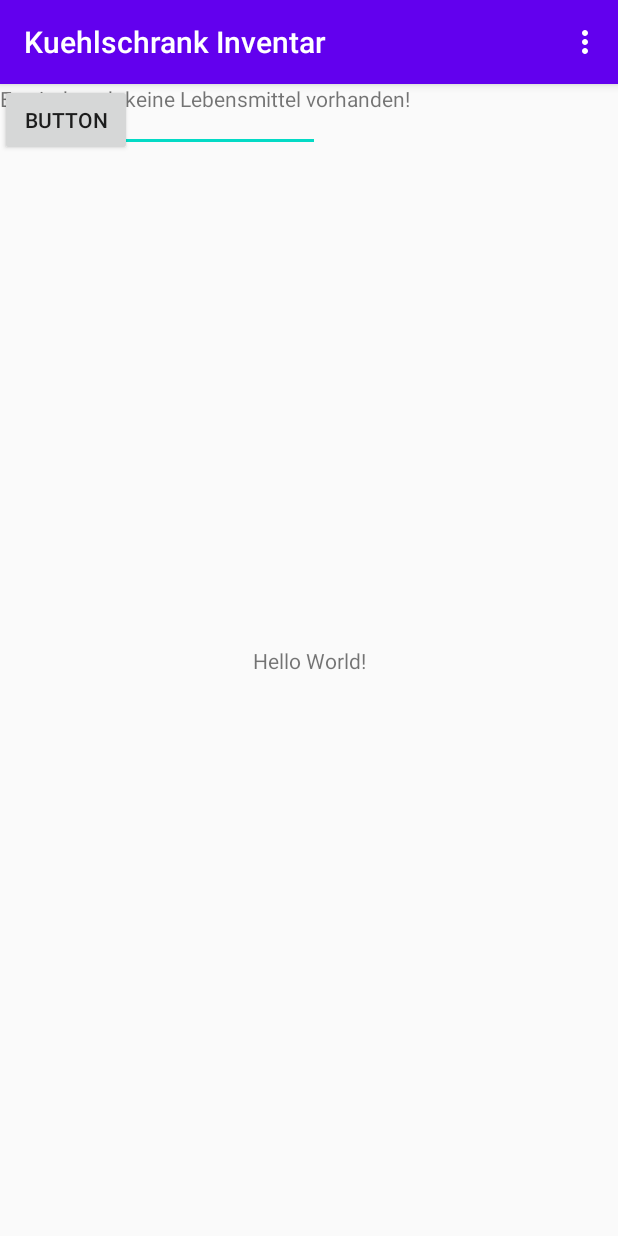
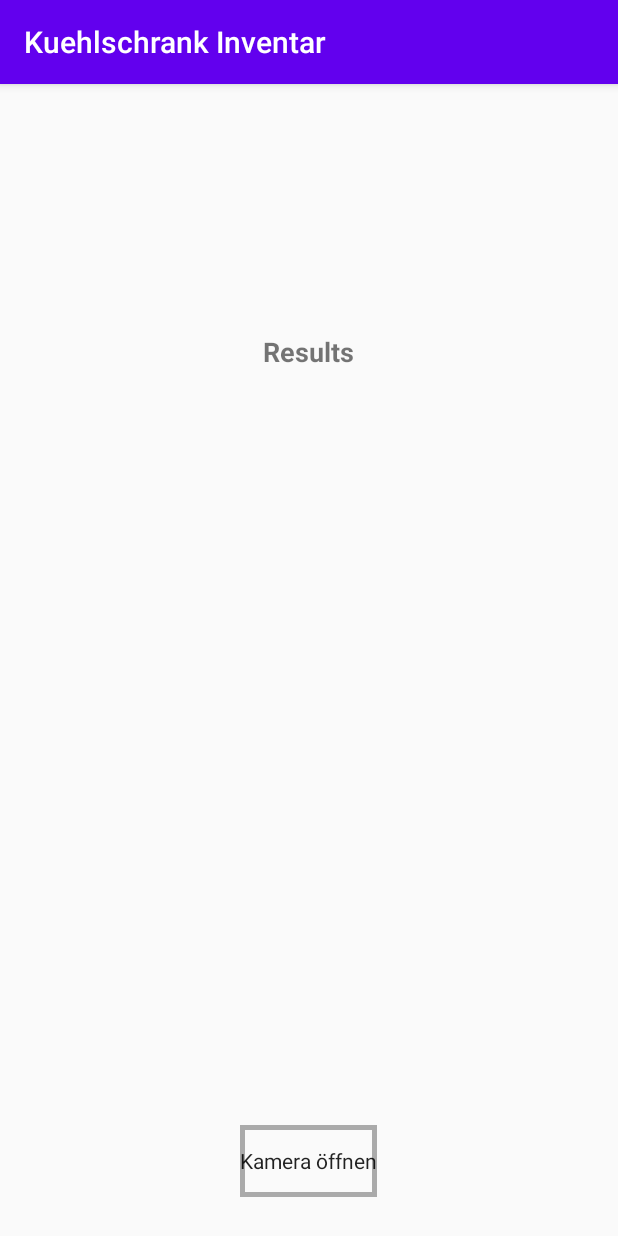
Before and after one commit to wuerzbum/kuehlschrank, an Android app: the screen it shows after launch (MainActivity before the commit, PictureCodeActivity after it), in the options menu, after a tap on "Bild aufnehmen", on a phone screen of 412 x 824 dp. Run offline under Robolectric (Android 15) with nearby library versions, the phone set to English and light mode, and no system bars; libraries missing offline, so code that uses them is left out: com.google.android.gms; 2 statements that could not run were skipped.

Commit message:
Barcodescanner implementiert

```diff
--- a/app/src/main/java/manuel/de/kuehlschrankinventar/activity/MainActivity.java
+++ b/app/src/main/java/manuel/de/kuehlschrankinventar/activity/MainActivity.java
@@ -1,16 +1,18 @@
 package manuel.de.kuehlschrankinventar.activity;
 
-import androidx.annotation.NonNull;
-import androidx.appcompat.app.AppCompatActivity;
-import androidx.appcompat.view.menu.MenuBuilder;
-
+import android.content.Intent;
 import android.os.Bundle;
 import android.view.Menu;
 import android.view.MenuItem;
 import android.widget.TextView;
 
+import androidx.annotation.NonNull;
+import androidx.appcompat.app.AppCompatActivity;
+
+import manuel.de.kuehlschrankinventar.R;
 import manuel.de.kuehlschrankinventar.holder.Inventar;
-import manuel.de.kuehlschrankinventar.R;
+import manuel.de.kuehlschrankinventar.scanner.PictureCodeActivity;
+import manuel.de.kuehlschrankinventar.scanner.ScannedCodeActivity;
 
 public class MainActivity extends AppCompatActivity {
 
@@ -50,11 +52,11 @@ public class MainActivity extends AppCompatActivity {
     public boolean onOptionsItemSelected(@NonNull MenuItem item) {
         switch (item.getItemId()) {
             case R.id.takePicture:
-                //TODO takePicture
+                startActivity(new Intent(MainActivity.this, PictureCodeActivity.class));
                 break;
 
             case R.id.scanBarcode:
-                //TODO scan barcode
+                startActivity(new Intent(MainActivity.this, ScannedCodeActivity.class));
                 break;
         }
 
--- /dev/null
+++ b/app/src/main/java/manuel/de/kuehlschrankinventar/scanner/PictureCodeActivity.java
@@ -0,0 +1,212 @@
+package manuel.de.kuehlschrankinventar.scanner;
+
+import android.Manifest;
+import android.content.Context;
+import android.content.Intent;
+import android.content.pm.PackageManager;
+import android.graphics.Bitmap;
+import android.graphics.BitmapFactory;
+import android.net.Uri;
+import android.os.Bundle;
+import android.provider.MediaStore;
+import android.util.Log;
+import android.util.SparseArray;
+import android.view.View;
+import android.widget.Button;
+import android.widget.TextView;
+import android.widget.Toast;
+
+import androidx.annotation.NonNull;
+import androidx.annotation.Nullable;
+import androidx.appcompat.app.AppCompatActivity;
+import androidx.core.app.ActivityCompat;
+import androidx.core.content.FileProvider;
+
+import com.google.android.gms.vision.Frame;
+import com.google.android.gms.vision.barcode.Barcode;
+import com.google.android.gms.vision.barcode.BarcodeDetector;
+
+import java.io.File;
+import java.io.FileNotFoundException;
+
+import manuel.de.kuehlschrankinventar.BuildConfig;
+import manuel.de.kuehlschrankinventar.R;
+
+public class PictureCodeActivity extends AppCompatActivity {
+
+    public Button btnOpenCamera;
+    public TextView txtResultBody;
+
+    private BarcodeDetector detector;
+    private Uri imageUri;
+    private final static int REQUEST_CAMERA_PERMISSION = 200;
+    private final static int CAMERA_REQUEST = 101;
+    private final static String TAG = "API123";
+    private final static String SAVED_INSTANCE_URI = "uri";
+    private final static String SAVED_INSTANCE_RESULT = "result";
+
+    @Override
+    protected void onCreate(Bundle savedInstanceState) {
+        super.onCreate(savedInstanceState);
+        setContentView(R.layout.activity_picture_code);
+
+        initViews();
+
+        if (savedInstanceState != null) {
+            if (imageUri != null) {
+                imageUri = Uri.parse(savedInstanceState.getString(SAVED_INSTANCE_URI));
+                txtResultBody.setText(savedInstanceState.getString(SAVED_INSTANCE_RESULT));
+            }
+        }
+
+        detector = new BarcodeDetector.Builder(getApplicationContext())
+                .setBarcodeFormats(Barcode.DATA_MATRIX | Barcode.QR_CODE)
+                .build();
+
+        if (!detector.isOperational()) {
+            //TODO Text in xml eintragen
+            txtResultBody.setText("Detector initialisation failed");
+            return;
+        }
+    }
+
+    @Override
+    public void onRequestPermissionsResult(int requestCode, @NonNull String[] permissions, @NonNull int[] grantResults) {
+        super.onRequestPermissionsResult(requestCode, permissions, grantResults);
+        switch (requestCode) {
+            case REQUEST_CAMERA_PERMISSION:
+                if (grantResults.length > 0 && grantResults[0] == PackageManager.PERMISSION_GRANTED) {
+                    takeBarcodePicture();
+                } else {
+                    //TODO Text in xml eintragen
+                    Toast.makeText(getApplicationContext(), "Permission Denied!", Toast.LENGTH_SHORT).show();
+                }
+                break;
+        }
+    }
+
+    @Override
+    protected void onActivityResult(int requestCode, int resultCode, @Nullable Intent data) {
+        if (requestCode == CAMERA_REQUEST && resultCode == RESULT_OK) {
+            launchMediaScanIntent();
+            try {
+                Bitmap bitmap = decodeBitmapUri(this, imageUri);
+                if (detector.isOperational() && bitmap != null) {
+                    Frame frame = new Frame.Builder().setBitmap(bitmap).build();
+                    SparseArray<Barcode> barcodes = detector.detect(frame);
+                    for (int index = 0; index < barcodes.size(); index++) {
+                        Barcode code = barcodes.valueAt(index);
+                        txtResultBody.setText(txtResultBody.getText() + "\n" + code.displayValue + "\n");
+                        int type = barcodes.valueAt(index).valueFormat;
+                        switch (type) {
+                            case Barcode.CONTACT_INFO:
+                                Log.i(TAG, code.contactInfo.title);
+                                break;
+                            case Barcode.EMAIL:
+                                Log.i(TAG, code.displayValue);
+                                break;
+                            case Barcode.ISBN:
+                                Log.i(TAG, code.rawValue);
+                                break;
+                            case Barcode.PHONE:
+                                Log.i(TAG, code.phone.number);
+                                break;
+                            case Barcode.PRODUCT:
+                                Log.i(TAG, code.rawValue);
+                                break;
+                            case Barcode.SMS:
+                                Log.i(TAG, code.sms.message);
+                                break;
+                            case Barcode.TEXT:
+                                Log.i(TAG, code.displayValue);
+                                break;
+                            case Barcode.URL:
+                                Log.i(TAG, "url: " + code.displayValue);
+                                break;
+                            case Barcode.WIFI:
+                                Log.i(TAG, code.wifi.ssid);
+                                break;
+                            case Barcode.GEO:
+                                Log.i(TAG, code.geoPoint.lat + ":" + code.geoPoint.lng);
+                                break;
+                            case Barcode.CALENDAR_EVENT:
+                                Log.i(TAG, code.calendarEvent.description);
+                                break;
+                            case Barcode.DRIVER_LICENSE:
+                                Log.i(TAG, code.driverLicense.licenseNumber);
+                                break;
+                            default:
+                                Log.i(TAG, code.rawValue);
+                                break;
+                        }
+                    }
+                    if (barcodes.size() == 0) {
+                        //TODO text in xml eintragen
+                        txtResultBody.setText("No barcode could be detected. Please try again.");
+                    }
+                } else {
+                    //TODO text in xml eintragen
+                    txtResultBody.setText("Detector initialisation failed");
+                }
+            } catch (Exception e) {
+                //TODO text in xml eintragen
+                Toast.makeText(getApplicationContext(), "Failed to load Image", Toast.LENGTH_SHORT).show();
+                e.printStackTrace();
+            }
+        }
+
+        super.onActivityResult(requestCode, resultCode, data);
+    }
+
+    @Override
+    protected void onSaveInstanceState(@NonNull Bundle outState) {
+        if (imageUri != null) {
+            outState.putString(SAVED_INSTANCE_URI, imageUri.toString());
+            outState.putString(SAVED_INSTANCE_RESULT, txtResultBody.getText().toString());
+        }
+        super.onSaveInstanceState(outState);
+    }
+
+    private void initViews() {
+        txtResultBody = findViewById(R.id.txtResultsBody);
+        btnOpenCamera = findViewById(R.id.btnOpenCamera);
+        btnOpenCamera.setOnClickListener(new View.OnClickListener() {
+            @Override
+            public void onClick(View v) {
+                ActivityCompat.requestPermissions(PictureCodeActivity.this, new String[]{Manifest.permission.WRITE_EXTERNAL_STORAGE, Manifest.permission.CAMERA}, REQUEST_CAMERA_PERMISSION);
+            }
+        });
+    }
+
+    private void takeBarcodePicture() {
+        Intent intent = new Intent(MediaStore.ACTION_IMAGE_CAPTURE);
+        File photo = new File(getApplicationContext().getExternalCacheDir(), "pic.jpg");
+        //File photo = new File(Environment.getExternalStorageDirectory(), "pic.jpg");
+        imageUri = FileProvider.getUriForFile(PictureCodeActivity.this, BuildConfig.APPLICATION_ID + ".provider", photo);
+        intent.putExtra(MediaStore.EXTRA_OUTPUT, imageUri);
+        startActivityForResult(intent, CAMERA_REQUEST);
+    }
+
+    private void launchMediaScanIntent() {
+        //TODO deprecated --> https://stackoverflow.com/questions/60203353/action-media-scanner-scan-filestring-is-deprecated
+        Intent mediaScanIntent = new Intent(Intent.ACTION_MEDIA_SCANNER_SCAN_FILE);
+        mediaScanIntent.setData(imageUri);
+        this.sendBroadcast(mediaScanIntent);
+    }
+
+    private Bitmap decodeBitmapUri(Context ctx, Uri uri) throws FileNotFoundException {
+        int targetW = 600;
+        int targetH = 600;
+        BitmapFactory.Options bmOptions = new BitmapFactory.Options();
+        bmOptions.inJustDecodeBounds = true;
+        BitmapFactory.decodeStream(ctx.getContentResolver().openInputStream(uri), null, bmOptions);
+        int photoW = bmOptions.outWidth;
+        int photoH = bmOptions.outHeight;
+
+        int scaleFactor = Math.min(photoW/targetW, photoH/targetH);
+        bmOptions.inJustDecodeBounds = false;
+        bmOptions.inSampleSize = scaleFactor;
+
+        return BitmapFactory.decodeStream(ctx.getContentResolver().openInputStream(uri), null, bmOptions);
+    }
+}
--- /dev/null
+++ b/app/src/main/res/drawable/button_with_border.xml
@@ -0,0 +1,30 @@
+<?xml version="1.0" encoding="utf-8"?>
+<selector xmlns:android="http://schemas.android.com/apk/res/android">
+    <item android:state_pressed="true">
+        <shape>
+            <solid
+                android:color="@color/dark_grey" />
+
+            <stroke
+                android:width="3dp"
+                android:color="@color/primaryDarkColor" />
+
+            <corners
+                android:radius="0dp" />
+        </shape>
+    </item>
+
+    <item>
+        <shape>
+            <gradient
+                android:centerColor="@android:color/transparent" />
+
+            <stroke
+                android:width="3dp"
+                android:color="@color/dark_grey" />
+
+            <corners
+                android:radius="0dp" />
+        </shape>
+    </item>
+</selector>
--- /dev/null
+++ b/app/src/main/res/layout/activity_picture_code.xml
@@ -0,0 +1,47 @@
+<?xml version="1.0" encoding="utf-8"?>
+<RelativeLayout xmlns:android="http://schemas.android.com/apk/res/android"
+    xmlns:tools="http://schemas.android.com/tools"
+    android:layout_width="match_parent"
+    android:layout_height="match_parent"
+    tools:context=".scanner.PictureCodeActivity"
+    android:paddingBottom="@dimen/activity_vertical_margin"
+    android:paddingStart="@dimen/activity_horizontal_margin"
+    android:paddingEnd="@dimen/activity_horizontal_margin"
+    android:paddingTop="@dimen/activity_vertical_margin">
+    <ImageView
+        android:id="@+id/imageView"
+        android:layout_width="150dp"
+        android:layout_height="150dp"
+        android:layout_centerHorizontal="true" />
+
+    <!-- TODO Text in xml eingeben -->
+    <TextView
+        android:id="@+id/txtResultsHeader"
+        android:layout_width="wrap_content"
+        android:layout_height="wrap_content"
+        android:layout_below="@+id/imageView"
+        android:layout_centerHorizontal="true"
+        android:text="Results"
+        android:textSize="18sp"
+        android:textStyle="bold" />
+
+    <TextView
+        android:id="@+id/txtResultsBody"
+        android:layout_width="wrap_content"
+        android:layout_height="wrap_content"
+        android:layout_below="@+id/txtResultsHeader"
+        android:layout_centerHorizontal="true"
+        android:layout_marginTop="@dimen/activity_vertical_margin"
+        android:gravity="center" />
+
+    <Button
+        android:id="@+id/btnOpenCamera"
+        android:layout_width="wrap_content"
+        android:layout_height="wrap_content"
+        android:layout_alignParentBottom="true"
+        android:layout_centerHorizontal="true"
+        android:layout_marginBottom="@dimen/activity_vertical_margin"
+        android:layout_marginTop="@dimen/activity_vertical_margin"
+        android:text="@string/open_camera"
+        style="@style/Widget.MyButton"/>
+</RelativeLayout>
--- /dev/null
+++ b/app/src/main/res/values-night/colors.xml
@@ -0,0 +1,14 @@
+<?xml version="1.0" encoding="utf-8"?>
+<resources xmlns:android="http://schemas.android.com/apk/res/android">
+    <color name="colorPrimary">#6200EE</color>
+    <color name="colorPrimaryDark">#3700B3</color>
+    <color name="colorAccent">#03DAC5</color>
+
+    <color name="primaryDarkColor">#FFFFFF</color>
+    <color name="primaryLightColor">#000000</color>
+    <color name="textGrau">#B8B7B7</color>
+
+    <color name="dark_grey">#FFAAAFFF</color>
+
+    <color name="always_white">#FFFFFF</color>
+</resources>
--- a/app/src/main/res/values/colors.xml
+++ b/app/src/main/res/values/colors.xml
@@ -3,4 +3,12 @@
     <color name="colorPrimary">#6200EE</color>
     <color name="colorPrimaryDark">#3700B3</color>
     <color name="colorAccent">#03DAC5</color>
+
+    <color name="primaryDarkColor">#000000</color>
+    <color name="primaryLightColor">#FFFFFF</color>
+    <color name="textGrau">#A3A3A3</color>
+
+    <color name="dark_grey">#FFAAAAAA</color>
+
+    <color name="always_white">#FFFFFF</color>
 </resources>
--- /dev/null
+++ b/app/src/main/res/values/dimens.xml
@@ -0,0 +1,5 @@
+<?xml version="1.0" encoding="utf-8"?>
+<resources>
+    <dimen name="activity_horizontal_margin">16dp</dimen>
+    <dimen name="activity_vertical_margin">16dp</dimen>
+</resources>
--- a/app/src/main/res/values/strings.xml
+++ b/app/src/main/res/values/strings.xml
@@ -5,4 +5,5 @@
     <string name="menu_scan_barcode">Barcode scannen</string>
     <string name="menu_take_picture">Bild aufnehmen</string>
 
+    <string name="open_camera">Kamera öffnen</string>
 </resources>
--- a/app/src/main/res/values/styles.xml
+++ b/app/src/main/res/values/styles.xml
@@ -1,10 +1,14 @@
 <resources>
     <!-- Base application theme. -->
-    <style name="AppTheme" parent="Theme.AppCompat.Light.DarkActionBar">
+    <style name="AppTheme" parent="Theme.AppCompat.DayNight.DarkActionBar">
         <!-- Customize your theme here. -->
         <item name="colorPrimary">@color/colorPrimary</item>
         <item name="colorPrimaryDark">@color/colorPrimaryDark</item>
         <item name="colorAccent">@color/colorAccent</item>
     </style>
 
+    <style name="Widget.MyButton" parent="android:Widget" >
+        <item name="android:layout_margin">10dp</item>
+        <item name="android:background">@drawable/button_with_border</item>
+    </style>
 </resources>
```
Also changed, not shown: app/src/main/AndroidManifest.xml (+26 -3 lines), app/src/main/java/manuel/de/kuehlschrankinventar/scanner/EMailActivity.java (added, +52 -0 lines), app/src/main/java/manuel/de/kuehlschrankinventar/scanner/ScannedCodeActivity.java (added, +160 -0 lines), app/src/main/res/layout/activity_scanned_code.xml (added, +38 -0 lines), app/src/main/res/xml/file_paths.xml (added, +9 -0 lines).
